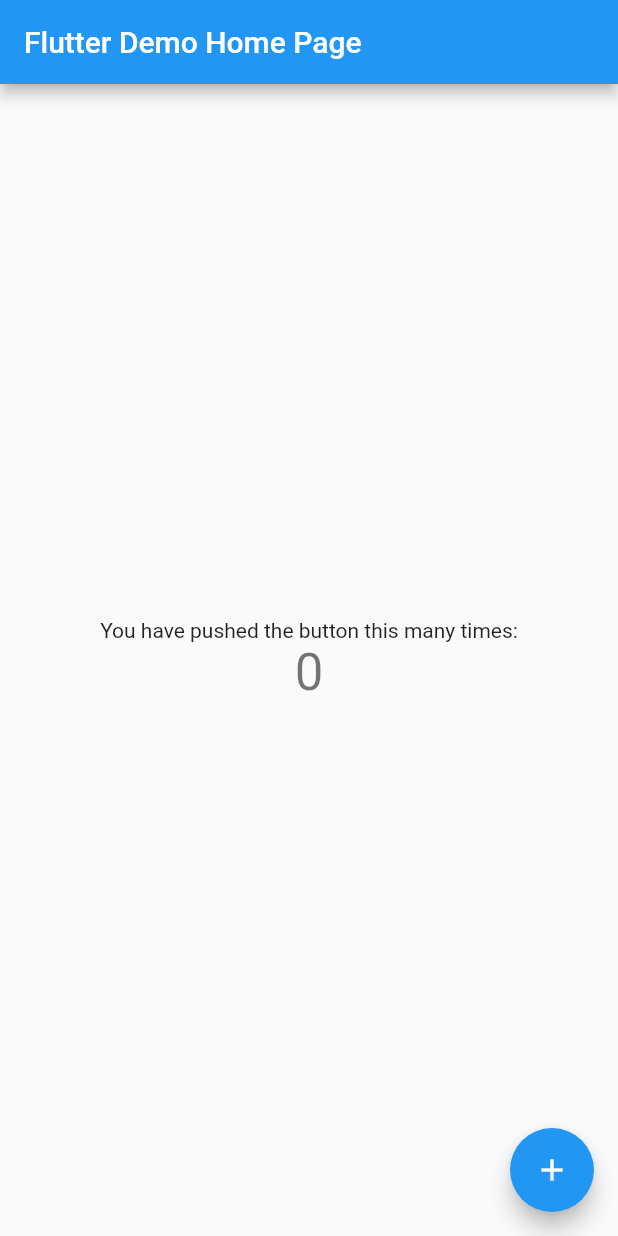
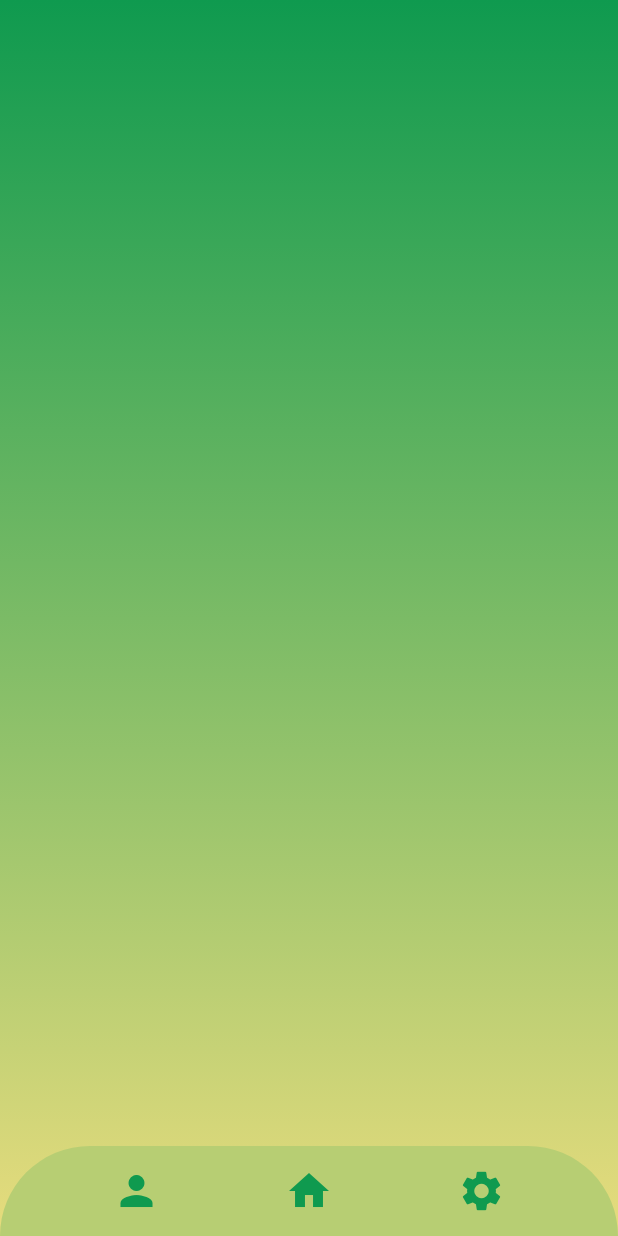
Before and after one commit to SalmanDev4/gosaudi, a Flutter app: the screen it shows after launch, on a phone screen of 412 x 824 dp. Run offline on Flutter 3.47's test engine with Material 2 defaults, Android fonts, the phone set to English and light mode, and no system bars.

Commit message:
Adding Bottom Navbar

```diff
--- /dev/null
+++ b/lib/MyBottomNavBar.dart
@@ -0,0 +1,25 @@
+import 'package:flutter/material.dart';
+
+class MyBottomNavBar extends StatelessWidget {
+  const MyBottomNavBar({Key key}) : super(key: key);
+
+  @override
+  Widget build(BuildContext context) {
+    return Container(
+      height: 60.0,
+
+      decoration: BoxDecoration(
+        color: Color(0xFFB7CE73),
+        borderRadius: BorderRadius.only(topLeft: Radius.circular(60),topRight: Radius.circular(60))
+      ),
+      child: Row(
+        mainAxisAlignment: MainAxisAlignment.spaceEvenly,
+        children: [
+          IconButton(icon: Icon(Icons.person),color: Color(0xFF0F9A4F),iconSize: 32, onPressed: (){}),
+          IconButton(icon: Icon(Icons.home),color: Color(0xFF0F9A4F),iconSize: 32, onPressed: (){}),
+          IconButton(icon: Icon(Icons.settings),color: Color(0xFF0F9A4F),iconSize: 32, onPressed: (){}),
+        ],
+      ),
+    );
+  }
+}
--- a/lib/main.dart
+++ b/lib/main.dart
@@ -1,4 +1,5 @@
 import 'package:flutter/material.dart';
+import 'package:gosaudi/MyBottomNavBar.dart';
 
 void main() {
   runApp(MyApp());
@@ -9,39 +10,18 @@ class MyApp extends StatelessWidget {
   @override
   Widget build(BuildContext context) {
     return MaterialApp(
-      title: 'Flutter Demo',
+      title: 'Go Saudi',
       theme: ThemeData(
-        // This is the theme of your application.
-        //
-        // Try running your application with "flutter run". You'll see the
-        // application has a blue toolbar. Then, without quitting the app, try
-        // changing the primarySwatch below to Colors.green and then invoke
-        // "hot reload" (press "r" in the console where you ran "flutter run",
-        // or simply save your changes to "hot reload" in a Flutter IDE).
-        // Notice that the counter didn't reset back to zero; the application
-        // is not restarted.
-        primarySwatch: Colors.blue,
-        // This makes the visual density adapt to the platform that you run
-        // the app on. For desktop platforms, the controls will be smaller and
-        // closer together (more dense) than on mobile platforms.
+        primarySwatch: Colors.green,
         visualDensity: VisualDensity.adaptivePlatformDensity,
       ),
-      home: MyHomePage(title: 'Flutter Demo Home Page'),
+      home: MyHomePage(title: 'Go Saudi'),
     );
   }
 }
 
 class MyHomePage extends StatefulWidget {
   MyHomePage({Key key, this.title}) : super(key: key);
-
-  // This widget is the home page of your application. It is stateful, meaning
-  // that it has a State object (defined below) that contains fields that affect
-  // how it looks.
-
-  // This class is the configuration for the state. It holds the values (in this
-  // case the title) provided by the parent (in this case the App widget) and
-  // used by the build method of the State. Fields in a Widget subclass are
-  // always marked "final".
 
   final String title;
 
@@ -50,68 +30,24 @@ class MyHomePage extends StatefulWidget {
 }
 
 class _MyHomePageState extends State<MyHomePage> {
-  int _counter = 0;
-
-  void _incrementCounter() {
-    setState(() {
-      // This call to setState tells the Flutter framework that something has
-      // changed in this State, which causes it to rerun the build method below
-      // so that the display can reflect the updated values. If we changed
-      // _counter without calling setState(), then the build method would not be
-      // called again, and so nothing would appear to happen.
-      _counter++;
-    });
-  }
-
   @override
   Widget build(BuildContext context) {
-    // This method is rerun every time setState is called, for instance as done
-    // by the _incrementCounter method above.
-    //
-    // The Flutter framework has been optimized to make rerunning build methods
-    // fast, so that you can just rebuild anything that needs updating rather
-    // than having to individually change instances of widgets.
-    return Scaffold(
-      appBar: AppBar(
-        // Here we take the value from the MyHomePage object that was created by
-        // the App.build method, and use it to set our appbar title.
-        title: Text(widget.title),
+    return Container(
+      decoration: BoxDecoration(
+          gradient: LinearGradient(
+              colors: [Color(0xFF0F9A4F), Color(0xFFE7DC7D)],
+              begin: Alignment.topCenter,
+              end: Alignment.bottomCenter)),
+      child: Scaffold(
+        backgroundColor: Colors.transparent,
+        body: Center(
+          child: Column(
+            mainAxisAlignment: MainAxisAlignment.center,
+            children: <Widget>[],
+          ),
+        ),
+        bottomNavigationBar: MyBottomNavBar(),
       ),
-      body: Center(
-        // Center is a layout widget. It takes a single child and positions it
-        // in the middle of the parent.
-        child: Column(
-          // Column is also a layout widget. It takes a list of children and
-          // arranges them vertically. By default, it sizes itself to fit its
-          // children horizontally, and tries to be as tall as its parent.
-          //
-          // Invoke "debug painting" (press "p" in the console, choose the
-          // "Toggle Debug Paint" action from the Flutter Inspector in Android
-          // Studio, or the "Toggle Debug Paint" command in Visual Studio Code)
-          // to see the wireframe for each widget.
-          //
-          // Column has various properties to control how it sizes itself and
-          // how it positions its children. Here we use mainAxisAlignment to
-          // center the children vertically; the main axis here is the vertical
-          // axis because Columns are vertical (the cross axis would be
-          // horizontal).
-          mainAxisAlignment: MainAxisAlignment.center,
-          children: <Widget>[
-            Text(
-              'You have pushed the button this many times:',
-            ),
-            Text(
-              '$_counter',
-              style: Theme.of(context).textTheme.headline4,
-            ),
-          ],
-        ),
-      ),
-      floatingActionButton: FloatingActionButton(
-        onPressed: _incrementCounter,
-        tooltip: 'Increment',
-        child: Icon(Icons.add),
-      ), // This trailing comma makes auto-formatting nicer for build methods.
     );
   }
 }
```
